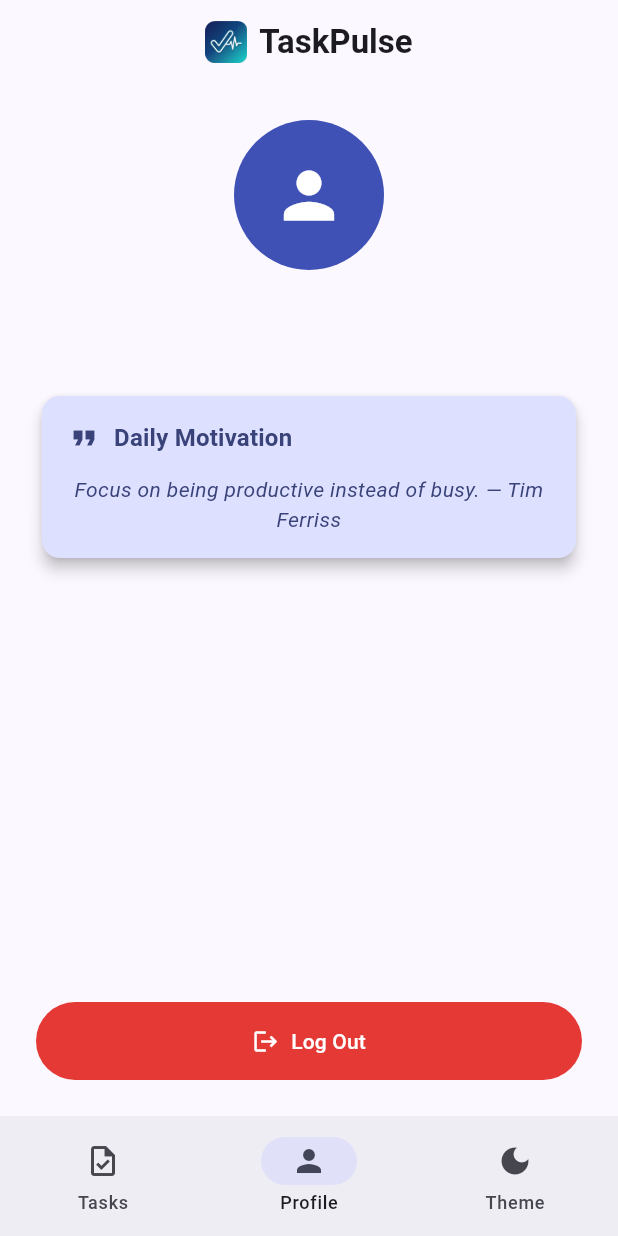
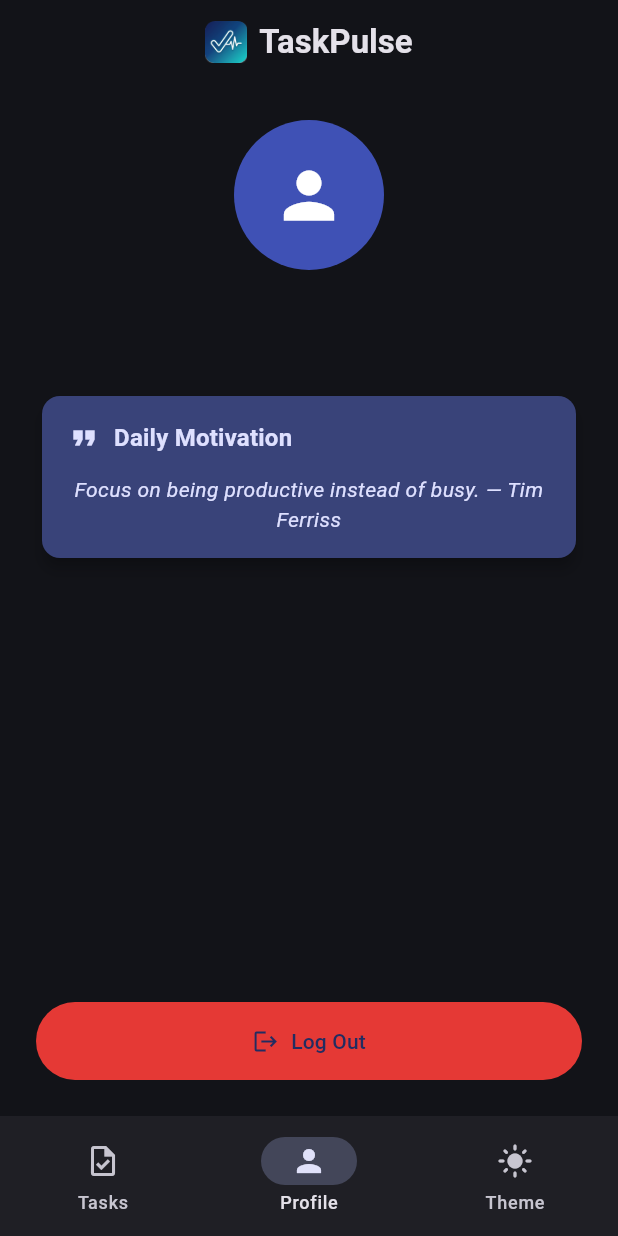
Before and after one commit to m-m4h4d/mahad-task-manager, a Flutter app: the DashboardScreen screen opened by its route, item 2 of the bottom bar chosen, on a phone screen of 412 x 824 dp. Run offline on Flutter 3.47's test engine with Material 3 defaults, Android fonts, the phone set to English and light mode, and no system bars; our stand-ins replace flutter_riverpod, go_router, shared_preferences, sqflite; accounts and stored records are empty; network calls fail.

Commit message:
feat: implement cross-platform task management with web-compatible repository and dashboard UI

```diff
--- a/lib/core/database/database_helper.dart
+++ b/lib/core/database/database_helper.dart
@@ -1,3 +1,4 @@
+import 'package:flutter/foundation.dart';
 import 'package:sqflite/sqflite.dart';
 import 'package:path/path.dart';
 import 'package:path_provider/path_provider.dart';
@@ -31,6 +32,9 @@ class DatabaseHelper {
   }
 
   Future<Database> _initDatabase() async {
+    if (kIsWeb) {
+      throw UnsupportedError('sqflite is not supported on the web');
+    }
     final documentsDirectory = await getApplicationDocumentsDirectory();
     final path = join(documentsDirectory.path, _databaseName);
     return await openDatabase(
--- a/lib/core/utils/shared_prefs_service.dart
+++ b/lib/core/utils/shared_prefs_service.dart
@@ -13,7 +13,7 @@ class SharedPrefsService {
   static const String _themeKey = 'app_theme_mode';
 
   // Theme
-  bool get isDarkMode => _prefs.getBool(_themeKey) ?? false;
+  bool get isDarkMode => _prefs.getBool(_themeKey) ?? true;
   Future<void> setDarkMode(bool isDark) async => await _prefs.setBool(_themeKey, isDark);
 
 }
--- a/lib/features/dashboard/presentation/dashboard_screen.dart
+++ b/lib/features/dashboard/presentation/dashboard_screen.dart
@@ -1,3 +1,4 @@
+import 'package:flutter/foundation.dart';
 import 'package:flutter/material.dart';
 import 'package:flutter_riverpod/flutter_riverpod.dart';
 import 'package:go_router/go_router.dart';
@@ -35,10 +36,51 @@ class _DashboardScreenState extends ConsumerState<DashboardScreen> {
             const Text('TaskPulse', style: TextStyle(fontWeight: FontWeight.bold)),
           ],
         ),
-        centerTitle: true,
+        centerTitle: !kIsWeb,
+        actions: kIsWeb
+            ? [
+                TextButton.icon(
+                  onPressed: () => setState(() => _currentIndex = 0),
+                  icon: Icon(
+                    _currentIndex == 0 ? Icons.task : Icons.task_outlined,
+                    color: _currentIndex == 0 ? Theme.of(context).colorScheme.primary : Theme.of(context).colorScheme.onSurface,
+                  ),
+                  label: Text(
+                    'Tasks',
+                    style: TextStyle(
+                      color: _currentIndex == 0 ? Theme.of(context).colorScheme.primary : Theme.of(context).colorScheme.onSurface,
+                      fontWeight: _currentIndex == 0 ? FontWeight.bold : null,
+                    ),
+                  ),
+                ),
+                const SizedBox(width: 8),
+                TextButton.icon(
+                  onPressed: () => setState(() => _currentIndex = 1),
+                  icon: Icon(
+                    _currentIndex == 1 ? Icons.person : Icons.person_outline,
+                    color: _currentIndex == 1 ? Theme.of(context).colorScheme.primary : Theme.of(context).colorScheme.onSurface,
+                  ),
+                  label: Text(
+                    'Profile',
+                    style: TextStyle(
+                      color: _currentIndex == 1 ? Theme.of(context).colorScheme.primary : Theme.of(context).colorScheme.onSurface,
+                      fontWeight: _currentIndex == 1 ? FontWeight.bold : null,
+                    ),
+                  ),
+                ),
+                const SizedBox(width: 8),
+                IconButton(
+                  onPressed: () => ref.read(themeControllerProvider.notifier).toggleTheme(),
+                  icon: Icon(themeMode == ThemeMode.dark ? Icons.light_mode : Icons.dark_mode),
+                ),
+                const SizedBox(width: 16),
+              ]
+            : null,
       ),
       body: _screens[_currentIndex],
-      bottomNavigationBar: NavigationBar(
+      bottomNavigationBar: kIsWeb
+          ? null
+          : NavigationBar(
         selectedIndex: _currentIndex,
         onDestinationSelected: (index) {
           if (index == 2) {
--- a/lib/features/profile/presentation/profile_screen.dart
+++ b/lib/features/profile/presentation/profile_screen.dart
@@ -3,16 +3,17 @@ import 'package:flutter/material.dart';
 import 'package:flutter_riverpod/flutter_riverpod.dart';
 import 'package:http/http.dart' as http;
 import '../../auth/presentation/auth_controller.dart';
+import '../../auth/domain/auth_state.dart';
 import '../../../../core/utils/shared_prefs_service.dart';
 
 final quoteProvider = FutureProvider<String>((ref) async {
   try {
     final response = await http.get(
-      Uri.parse('https://zenquotes.io/api/random'),
+      Uri.parse('https://dummyjson.com/quotes/random'),
     );
     if (response.statusCode == 200) {
       final data = json.decode(response.body);
-      return "\${data[0]['q']} — \${data[0]['a']}";
+      return "${data['quote']} — ${data['author']}";
     }
   } catch (e) {
     // Fallback if API fails or network issue
@@ -28,9 +29,12 @@ class ProfileScreen extends ConsumerWidget {
     final quoteAsyncValue = ref.watch(quoteProvider);
     final prefs = ref.watch(sharedPreferencesProvider);
 
-    // We mock the current user's email based on session token prefix logic used in AuthController
-    // In a real app, you'd store the user ID/Email in the state
-    final name = prefs.getString('name_mock@user.com') ?? 'TaskPulse User';
+    final authState = ref.watch(authControllerProvider);
+    String email = 'mock@user.com';
+    if (authState is AuthAuthenticated) {
+      email = authState.sessionToken.replaceFirst('token_', '');
+    }
+    final name = prefs.getString('name_$email') ?? 'TaskPulse User';
 
     return SafeArea(
       child: Padding(
```
Also changed, not shown: lib/core/presentation/web_footer.dart (added, +52 -0 lines), lib/features/tasks/data/task_repository.dart (+26 -0 lines), lib/features/tasks/presentation/task_list_screen.dart (+20 -7 lines), lib/main.dart (+15 -0 lines), pubspec.lock, 1 other file.
